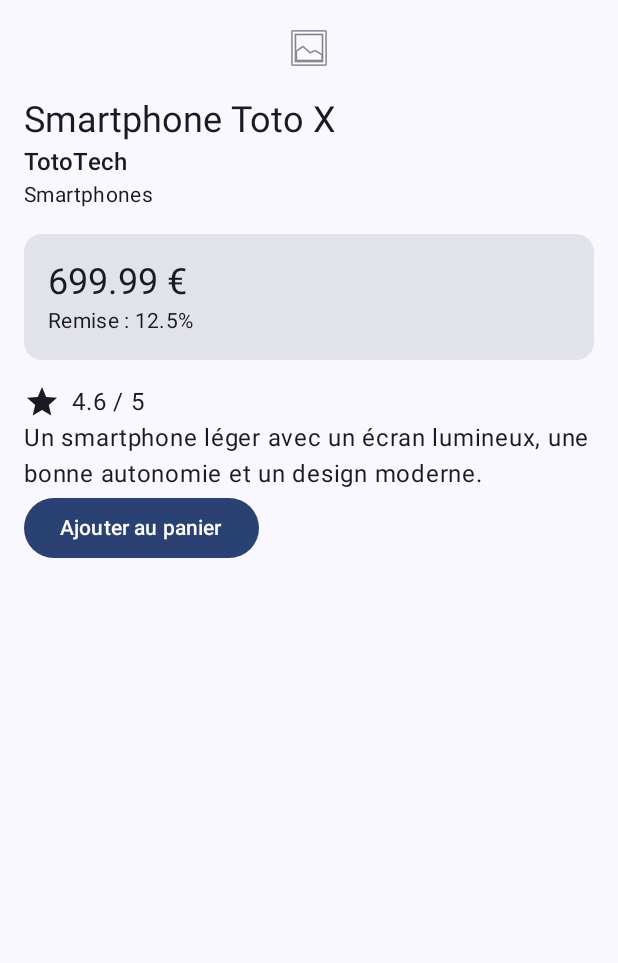
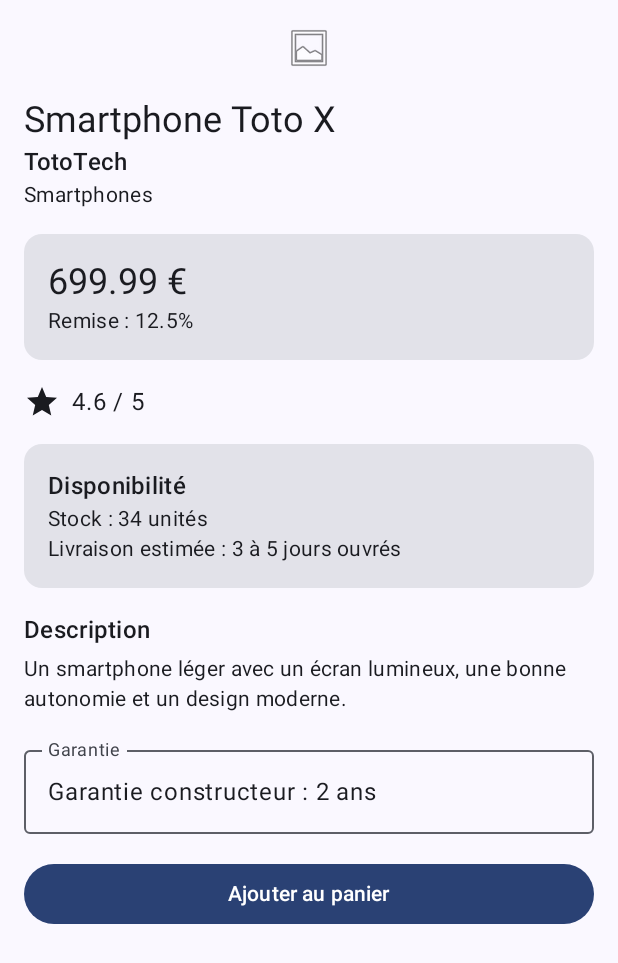
Before and after one commit to Ju-HQP/ProductExplorerTP2, an Android app built with Jetpack Compose: the screen it shows after launch (MainActivity), on a phone screen of 412 x 824 dp. Shown: the top 963 px of the screen. Run offline under Robolectric (Android 15) with nearby library versions, the phone set to English and light mode, and no system bars.

Commit message:
feat: fin Cours 4: ajout garantie, disponibilité, composant bouton séparé, et clean du code

```diff
--- a/app/src/main/java/com/example/productexplorer/MainActivity.kt
+++ b/app/src/main/java/com/example/productexplorer/MainActivity.kt
@@ -26,6 +26,7 @@ import java.util.function.IntConsumer
 import androidx.compose.material.icons.Icons
 import androidx.compose.material.icons.filled.Star
 import androidx.compose.material3.Icon
+import androidx.compose.material3.OutlinedTextField
 
 class MainActivity : ComponentActivity() {
     override fun onCreate(savedInstanceState: Bundle?) {
@@ -80,10 +81,29 @@ class MainActivity : ComponentActivity() {
                 rating = product.rating,
                 modifier = Modifier.padding(top = 16.dp)
             )
-            Text(text = product.description)
-            Button(onClick = onAddToCartClick) {
-                Text(text = "Ajouter au panier")
-            }
+            ProductAvailabilityCard(
+                stock = product.stock,
+                shippingInformation = product.shippingInformation,
+                modifier = Modifier
+                    .fillMaxWidth()
+                    .padding(top = 16.dp)
+            )
+            ProductDescription(
+                description = product.description,
+                modifier = Modifier.padding(top = 16.dp)
+            )
+            ProductWarrantyField(
+                warrantyInformation = product.warrantyInformation,
+                modifier = Modifier
+                    .fillMaxWidth()
+                    .padding(top = 16.dp)
+            )
+            AddToCartButton(
+                    onClick = onAddToCartClick,
+            modifier = Modifier
+                .fillMaxWidth()
+                .padding(top = 16.dp)
+            )
         }
     }
 
@@ -151,14 +171,97 @@ class MainActivity : ComponentActivity() {
         }
     }
 
+    @Composable
+    fun ProductAvailabilityCard(
+        stock: Int,
+        shippingInformation: String,
+        modifier: Modifier = Modifier
+    ) {
+        Card(modifier = modifier) {
+            Column(
+                modifier = Modifier.padding(16.dp)
+            ) {
+                Text(
+                    text = "Disponibilité",
+                    style = MaterialTheme.typography.titleMedium
+                )
+                Text(
+                    text = "Stock : $stock unités",
+                    style = MaterialTheme.typography.bodyMedium
+                )
+                Text(
+                    text = shippingInformation,
+                    style = MaterialTheme.typography.bodyMedium
+                )
+            }
+        }
+    }
+
+    @Composable
+    fun ProductDescription(
+        description: String,
+        modifier: Modifier = Modifier
+    ){
+        Column(modifier = modifier) {
+            Text(
+                text = "Description",
+                style = MaterialTheme.typography.titleMedium
+            )
+            Text(
+                text = description,
+                style = MaterialTheme.typography.bodyMedium,
+                modifier = Modifier.padding(top = 4.dp)
+            )
+        }
+    }
+
+    @Composable
+    fun ProductWarrantyField(
+        warrantyInformation: String,
+        modifier: Modifier = Modifier
+    ) {
+        OutlinedTextField(
+            value = warrantyInformation,
+            onValueChange = {},
+            readOnly = true,
+            label = {
+                Text(text = "Garantie")
+            },
+            modifier = modifier
+        )
+    }
+
+    @Composable
+    fun AddToCartButton(
+        onClick: () -> Unit,
+        modifier: Modifier = Modifier
+    ) {
+        Button(
+            onClick = onClick,
+            modifier = modifier
+        ) {
+            Text(text = "Ajouter au panier")
+        }
+    }
+
     // PREVIEWS
-
     @Preview(showBackground = true)
     @Composable
     fun ProductDetailScreenPreview() {
         ProductExplorerTheme {
             ProductDetailScreen(
                 product = sampleProduct(), // produit d'ex déclaré plus bas
+                onAddToCartClick = {}
+            )
+        }
+    }
+
+    @Preview(showBackground = true)
+    @Composable
+    fun ProductDetailScreenOutOfStockPreview() {
+        ProductExplorerTheme {
+            ProductDetailScreen(
+                product = sampleProductOutOfStock(),
                 onAddToCartClick = {}
             )
         }
@@ -197,3 +300,19 @@ fun sampleProduct(): ProductUi {
         shippingInformation = "Livraison estimée : 3 à 5 jours ouvrés"
     )
 }
+// product hors stock example
+fun sampleProductOutOfStock(): ProductUi {
+    return ProductUi(
+        title = "Casque Audio Pulse",
+        brand = "SoundPeak",
+        category = "Audio",
+        description = "Un casque confortable conçu pour écouter de la musique, " +
+                "suivre des cours en ligne et travailler dans de bonnes conditions.",
+        price = 129.99,
+        discountPercentage = 8.0,
+        rating = 4.2,
+        stock = 0,
+        warrantyInformation = "Garantie constructeur : 1 an",
+        shippingInformation = "Produit temporairement indisponible"
+    )
+}
```
